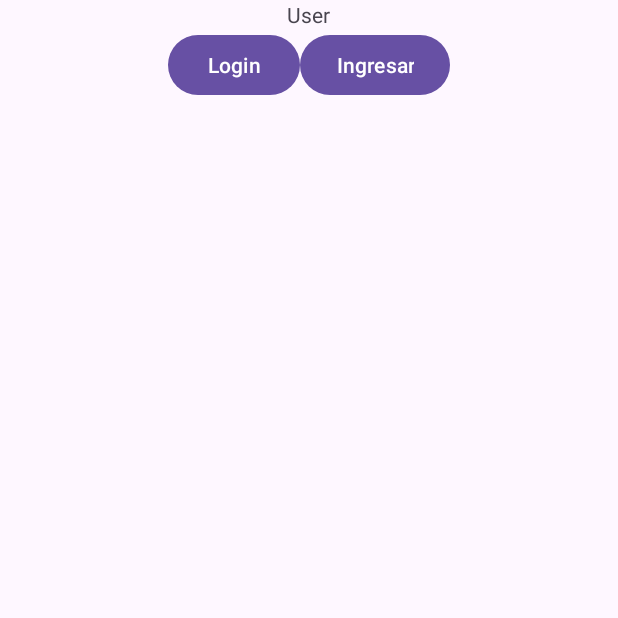
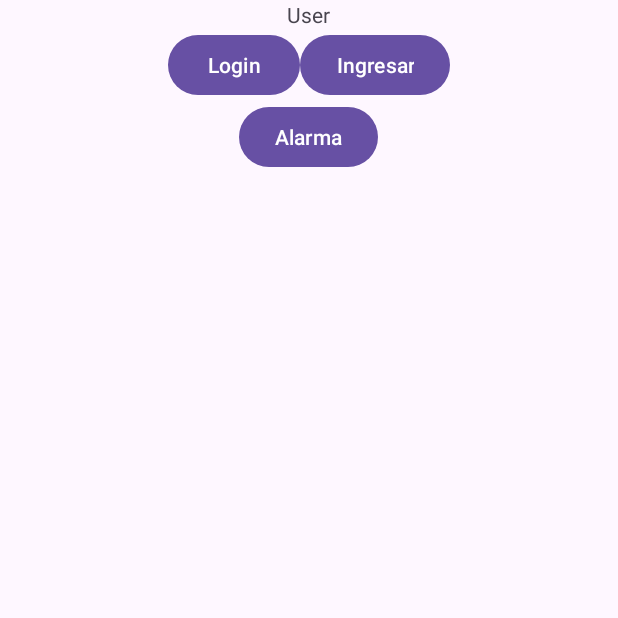
Before and after one commit to joan-15/JoanFelipe_Repositorio, an Android app: the screen it shows after launch (MainActivity), on a phone screen of 412 x 824 dp, the top half of it. Run offline under Robolectric (Android 15) with nearby library versions, the phone set to English and light mode, and no system bars.

Commit message:
claseN°5
botón para alarma

```diff
--- a/app/src/main/AndroidManifest.xml
+++ b/app/src/main/AndroidManifest.xml
@@ -1,7 +1,7 @@
 <?xml version="1.0" encoding="utf-8"?>
 <manifest xmlns:android="http://schemas.android.com/apk/res/android"
     xmlns:tools="http://schemas.android.com/tools">
-
+    <uses-permission android:name="com.android.alarm.permission.SET_ALARM" />
     <application
         android:allowBackup="true"
         android:dataExtractionRules="@xml/data_extraction_rules"
@@ -17,7 +17,8 @@
             android:exported="true">
             <intent-filter>
                 <action android:name="android.intent.action.MAIN" />
-
+                <action android:name="android.intent.action.SET_ALARM" />
+                <category android:name="android.intent.category.DEFAULT" />
                 <category android:name="android.intent.category.LAUNCHER" />
             </intent-filter>
         </activity>
--- a/app/src/main/res/layout/activity_main.xml
+++ b/app/src/main/res/layout/activity_main.xml
@@ -45,4 +45,12 @@
         </Button>
     </LinearLayout>
 
+    <Button
+        android:layout_width="wrap_content"
+        android:layout_height="wrap_content"
+        android:id="@+id/Alarma"
+        android:text="@string/Alarma"
+        android:layout_gravity="center">
+    </Button>
+
 </LinearLayout>
--- a/app/src/main/res/values/strings.xml
+++ b/app/src/main/res/values/strings.xml
@@ -3,4 +3,5 @@
     <string name="user">User</string>
     <string name="btn1">Login</string>
     <string name="btn2">Ingresar</string>
+    <string name="Alarma">Alarma</string>
 </resources>
```
Also changed, not shown: app/src/main/java/co/nelson/appuno/MainActivity.java (+20 -0 lines).
